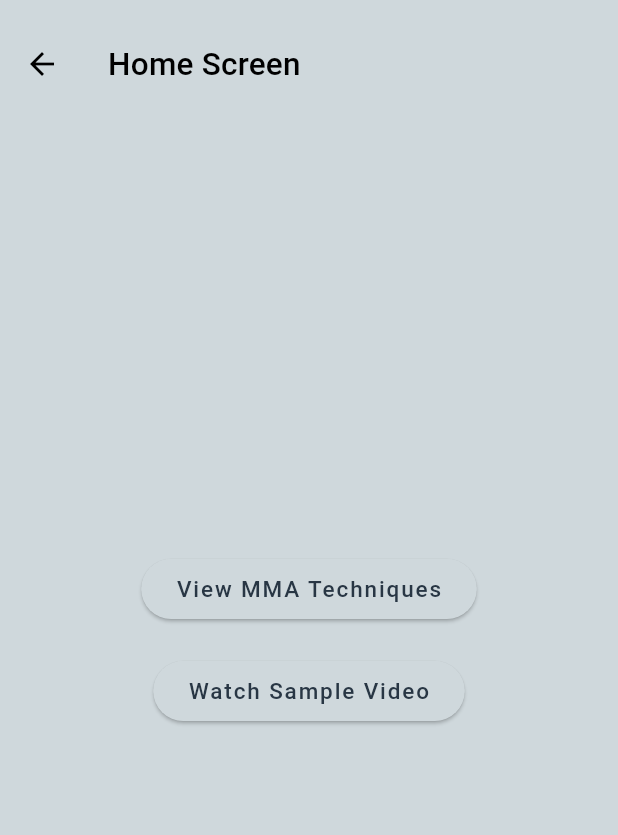
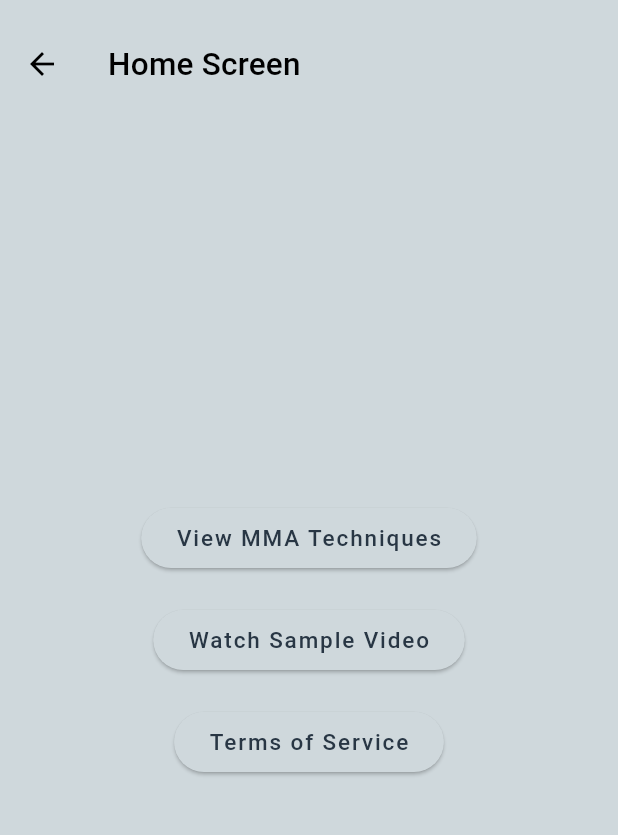
Before and after one commit to bastosmichael/mma-studio-app, a Flutter app: the screen it shows after launch, on a phone screen of 412 x 824 dp, the part 62-897 px from its top. Run offline on Flutter 3.47's test engine with Material 3 defaults, Android fonts, the phone set to English and light mode, and no system bars; our stand-ins replace cached_network_image, go_router, google_fonts, responsive_framework, youtube_player_flutter.

Commit message:
Update multiple files

```diff
--- a/lib/components/menu_scaffold.dart
+++ b/lib/components/menu_scaffold.dart
@@ -18,7 +18,10 @@ class MenuScaffold extends StatelessWidget {
               actions: routeNames
                   .map((route) => TextButton(
                         onPressed: () => context.go('/${route.toLowerCase()}'),
-                        child: Text(route),
+                        child: Text(route.replaceAll('-', ' ')),
+                        style: TextButton.styleFrom(
+                          primary: Colors.white,
+                        ),
                       ))
                   .toList(),
             ),
@@ -41,7 +44,7 @@ class MenuScaffold extends StatelessWidget {
                   ),
                   ...routeNames
                       .map((route) => ListTile(
-                            title: Text(route),
+                            title: Text(route.replaceAll('-', ' ')),
                             onTap: () {
                               context.go('/${route.toLowerCase()}');
                               Navigator.of(context).pop();
--- a/lib/config/router.dart
+++ b/lib/config/router.dart
@@ -5,14 +5,16 @@ import 'package:mastersMartialArts/screens/home/home_controller.dart';
 import 'package:mastersMartialArts/screens/splash_screen.dart';
 import 'package:mastersMartialArts/screens/youtube_video_screen.dart';
 import 'package:mastersMartialArts/screens/techniques_catalog.dart';
+import 'package:mastersMartialArts/screens/terms_of_service_screen.dart';
 
 class AppRoutes {
   static const splash = 'splash';
   static const home = 'home';
   static const youtubeVideo = 'youtube-video';
   static const techniquesCatalog = 'techniques-catalog';
+  static const termsOfService = 'terms-of-service';
 
-  static const List<String> routes = [home, youtubeVideo, techniquesCatalog];
+  static const List<String> routes = [home, youtubeVideo, techniquesCatalog, termsOfService];
 }
 
 final router = GoRouter(
@@ -55,5 +57,14 @@ final router = GoRouter(
         );
       },
     ),
+    GoRoute(
+      path: '/terms-of-service',
+      builder: (BuildContext context, GoRouterState state) {
+        return const MenuScaffold(
+          routeNames: AppRoutes.routes,
+          child: TermsOfServiceScreen(),
+        );
+      },
+    ),
   ],
 );
--- a/lib/screens/home/home_controller.dart
+++ b/lib/screens/home/home_controller.dart
@@ -21,6 +21,11 @@ class HomeController extends StatelessWidget {
               child: const Text('Watch Sample Video'),
               onPressed: () => context.go('/youtube-video'),
             ),
+            SizedBox(height: 20),
+            ElevatedButton(
+              child: const Text('Terms of Service'),
+              onPressed: () => context.go('/terms-of-service'),
+            ),
           ],
         ),
       ),
```
Also changed, not shown: lib/screens/terms_of_service_screen.dart (added, +47 -0 lines).
